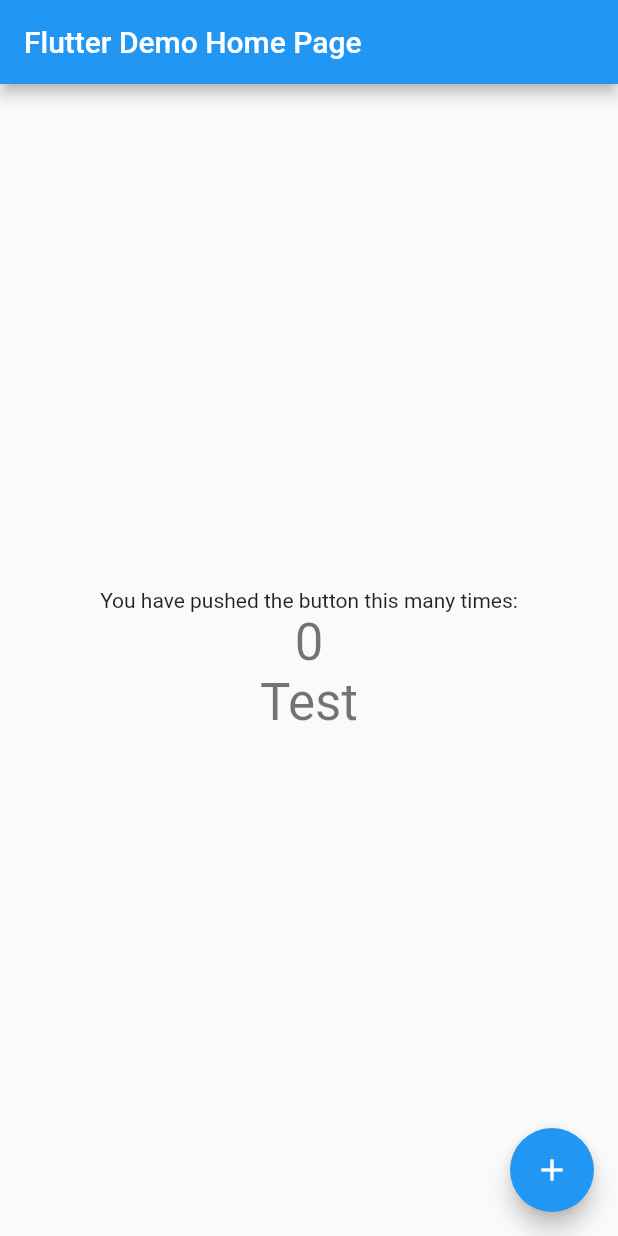
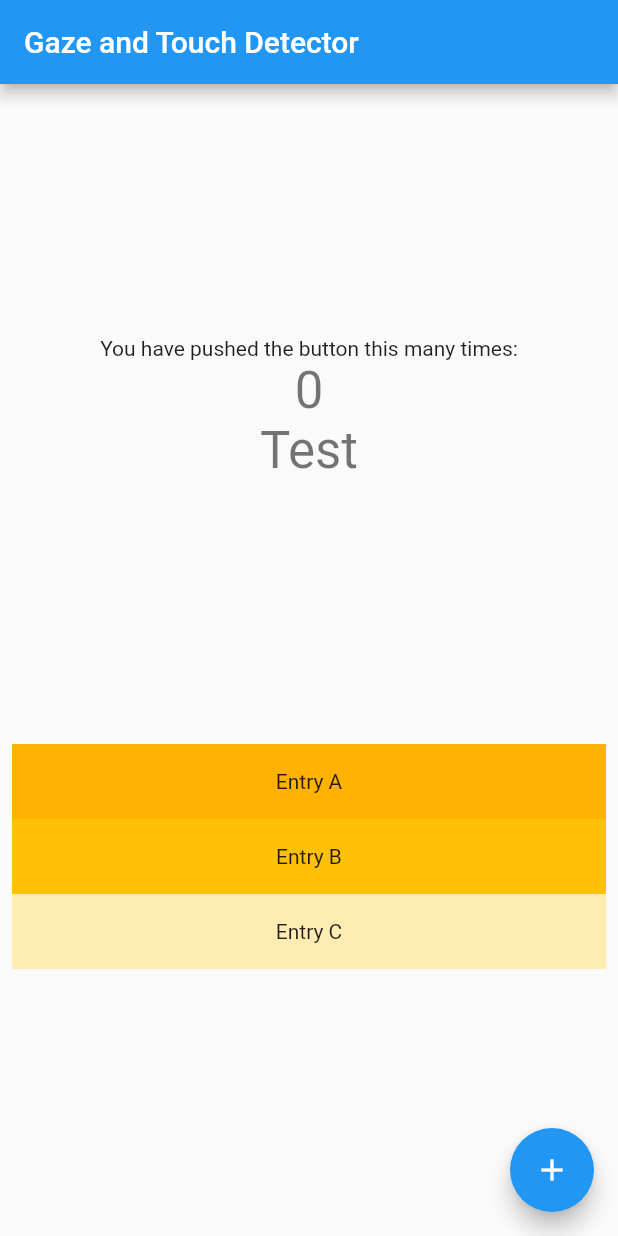
Before and after one commit to overdoz/gaze_app, a Flutter app: the MyHomePage screen opened directly, after a tap on "Test", on a phone screen of 412 x 824 dp. Run offline on Flutter 3.47's test engine with Material 2 defaults, Android fonts, the phone set to English and light mode, and no system bars.

```diff
--- a/lib/main.dart
+++ b/lib/main.dart
@@ -1,4 +1,5 @@
 import 'package:flutter/material.dart';
+import './views/swipeScreen.dart';
 
 void main() {
   runApp(MyApp());
@@ -26,7 +27,7 @@ class MyApp extends StatelessWidget {
         // closer together (more dense) than on mobile platforms.
         visualDensity: VisualDensity.adaptivePlatformDensity,
       ),
-      home: MyHomePage(title: 'Flutter Demo Home Page'),
+      home: MyHomePage(title: 'Gaze and Touch Detector'),
     );
   }
 }
@@ -97,6 +98,7 @@ class _MyHomePageState extends State<MyHomePage> {
           // horizontal).
           mainAxisAlignment: MainAxisAlignment.center,
           children: <Widget>[
+            Spacer(),
             Text(
               'You have pushed the button this many times:',
             ),
@@ -112,7 +114,43 @@ class _MyHomePageState extends State<MyHomePage> {
               onTap: () => print('tapped!'),
               onTapDown: (TapDownDetails details) => _onTapDown(details),
               onTapUp: (TapUpDetails details) => _onTapUp(details),
-            )
+            ),
+            Spacer(),
+            Expanded(
+                child: GestureDetector(
+              child: ListView(
+                padding: const EdgeInsets.all(8),
+                children: <Widget>[
+                  GestureDetector(
+                    child: Container(
+                      height: 50,
+                      color: Colors.amber[600],
+                      child: const Center(child: Text('Entry A')),
+                    ),
+                    onPanStart: (details) {
+                      print(details.globalPosition);
+                    },
+                    onPanUpdate: (details) {
+                      print(details.globalPosition);
+                    },
+                  ),
+                  Container(
+                    height: 50,
+                    color: Colors.amber[500],
+                    child: const Center(child: Text('Entry B')),
+                  ),
+                  Container(
+                    height: 50,
+                    color: Colors.amber[100],
+                    child: const Center(child: Text('Entry C')),
+                  ),
+                ],
+              ),
+              onPanStart: (details) {
+                print(details.globalPosition);
+              },
+            )),
+            Spacer(),
           ],
         ),
       ),
@@ -125,18 +163,34 @@ class _MyHomePageState extends State<MyHomePage> {
   }
 
   _onTapDown(TapDownDetails details) {
+    var now = new DateTime.now();
     var x = details.globalPosition.dx;
     var y = details.globalPosition.dy;
     // or user the local position method to get the offset
     print(details.localPosition);
-    print("tap down " + x.toString() + ", " + y.toString());
+    print("Time: " +
+        now.toString() +
+        " ------------ tap down ------ " +
+        "X: " +
+        x.toString() +
+        ", " +
+        "Y: " +
+        y.toString());
   }
 
   _onTapUp(TapUpDetails details) {
+    var now = new DateTime.now();
     var x = details.globalPosition.dx;
     var y = details.globalPosition.dy;
     // or user the local position method to get the offset
     print(details.localPosition);
-    print("tap up " + x.toString() + ", " + y.toString());
+    print("Time: " +
+        now.toString() +
+        " ------------ tap up ------ " +
+        "X: " +
+        x.toString() +
+        ", " +
+        "Y: " +
+        y.toString());
   }
 }
```
Also changed, not shown: lib/views/swipeScreen.dart (added, +47 -0 lines).
